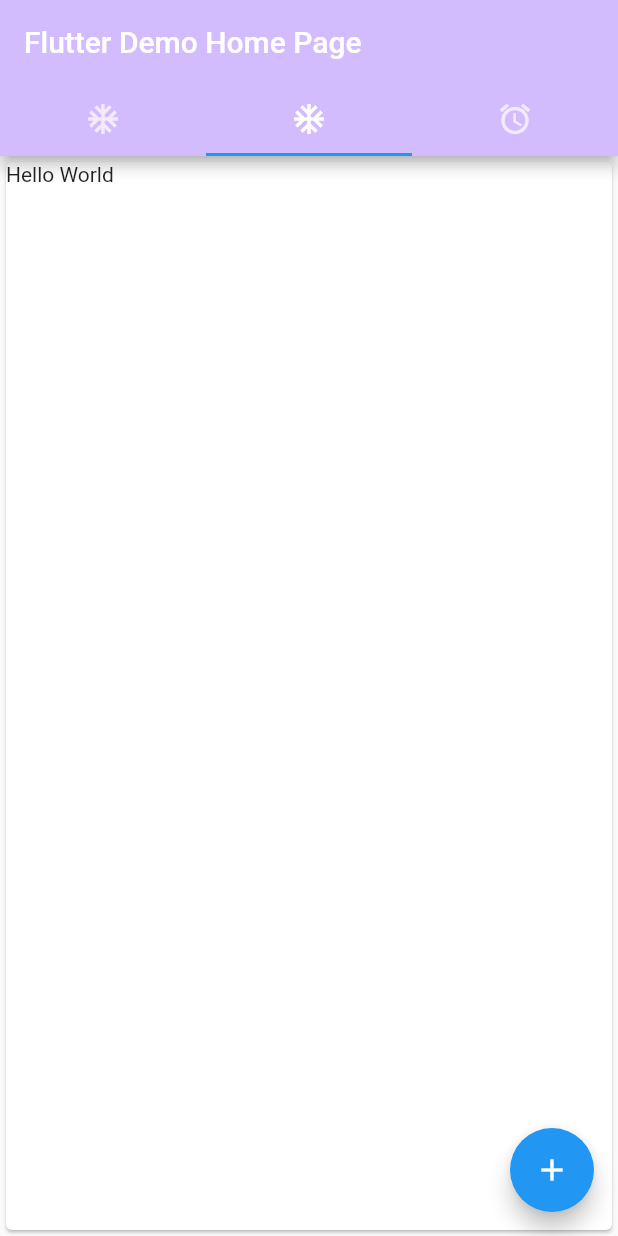
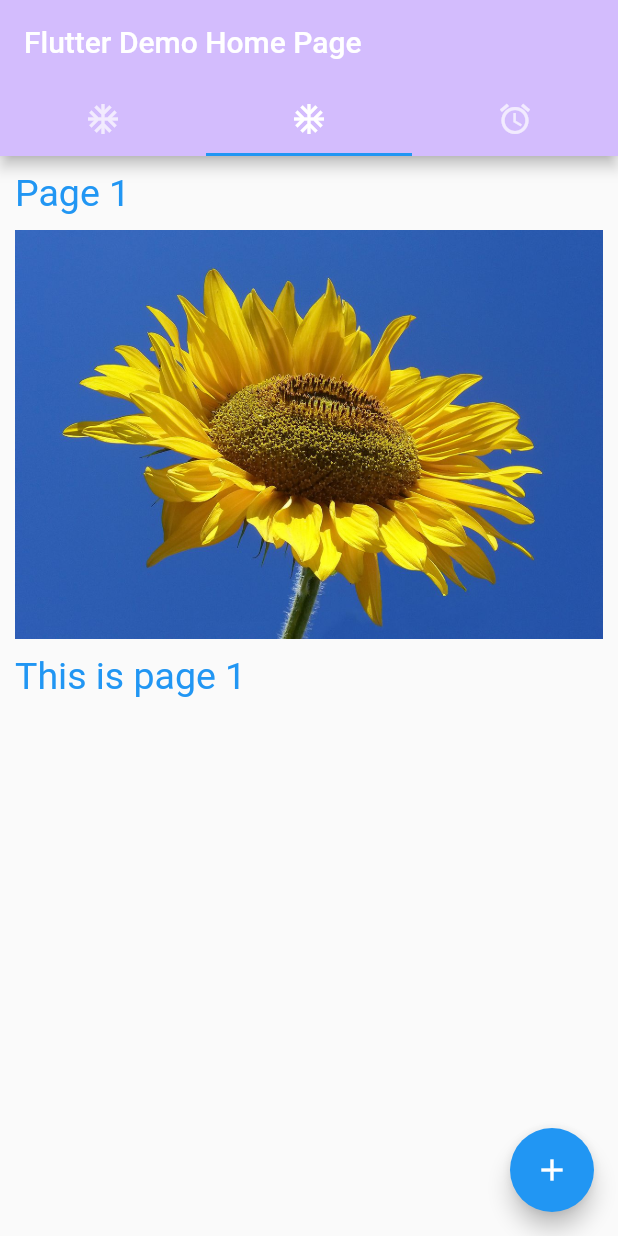
Before and after one commit to fanetech/flutter_three, a Flutter app: the screen it shows after launch, tab 2 chosen, on a phone screen of 412 x 824 dp. Run offline on Flutter 3.47's test engine with Material 2 defaults, Android fonts, the phone set to English and light mode, and no system bars.

```diff
--- a/lib/main.dart
+++ b/lib/main.dart
@@ -14,21 +14,6 @@ class MyApp extends StatelessWidget {
     return MaterialApp(
       title: 'Flutter Demo',
       theme: ThemeData(
-        // This is the theme of your application.
-        //
-        // TRY THIS: Try running your application with "flutter run". You'll see
-        // the application has a blue toolbar. Then, without quitting the app,
-        // try changing the seedColor in the colorScheme below to Colors.green
-        // and then invoke "hot reload" (save your changes or press the "hot
-        // reload" button in a Flutter-supported IDE, or press "r" if you used
-        // the command line to start the app).
-        //
-        // Notice that the counter didn't reset back to zero; the application
-        // state is not lost during the reload. To reset the state, use hot
-        // restart instead.
-        //
-        // This works for code too, not just values: Most code changes can be
-        // tested with just a hot reload.
         colorScheme: ColorScheme.fromSeed(seedColor: Colors.deepPurple),
         useMaterial3: true,
       ),
@@ -39,15 +24,6 @@ class MyApp extends StatelessWidget {
 
 class MyHomePage extends StatefulWidget {
   const MyHomePage({super.key, required this.title});
-
-  // This widget is the home page of your application. It is stateful, meaning
-  // that it has a State object (defined below) that contains fields that affect
-  // how it looks.
-
-  // This class is the configuration for the state. It holds the values (in this
-  // case the title) provided by the parent (in this case the App widget) and
-  // used by the build method of the State. Fields in a Widget subclass are
-  // always marked "final".
 
   final String title;
 
@@ -60,23 +36,12 @@ class _MyHomePageState extends State<MyHomePage> {
 
   void _incrementCounter() {
     setState(() {
-      // This call to setState tells the Flutter framework that something has
-      // changed in this State, which causes it to rerun the build method below
-      // so that the display can reflect the updated values. If we changed
-      // _counter without calling setState(), then the build method would not be
-      // called again, and so nothing would appear to happen.
       _counter++;
     });
   }
 
   @override
   Widget build(BuildContext context) {
-    // This method is rerun every time setState is called, for instance as done
-    // by the _incrementCounter method above.
-    //
-    // The Flutter framework has been optimized to make rerunning build methods
-    // fast, so that you can just rebuild anything that needs updating rather
-    // than having to individually change instances of widgets.
     return MaterialApp(
       home: DefaultTabController(
         length: 3,
@@ -101,8 +66,10 @@ class _MyHomePageState extends State<MyHomePage> {
               Card(
                   child:
                       Image.asset('images/test.jpg', height: 100, width: 100)),
-              Card(
-                child: Text('Hello World'),
+              PageView.builder(
+                itemBuilder: (BuildContext buildcontext, int index) =>
+                    PageWidget(pageinfo: pages[index]),
+                itemCount: pages.length,
               ),
               Card(
                   child:
@@ -120,3 +87,63 @@ class _MyHomePageState extends State<MyHomePage> {
     );
   }
 }
+
+class Pageinfo {
+  final String title;
+  final String description;
+  final String image;
+
+  Pageinfo(this.title, this.description, this.image);
+}
+
+final List<Pageinfo> pages = [
+  Pageinfo('Page 1', 'This is page 1', 'images/test.jpg'),
+  Pageinfo('Page 2', 'This is page 2', 'images/test.jpg'),
+  Pageinfo('Page 3', 'This is page 3', 'images/test.jpg'),
+  Pageinfo('Page 4', 'This is page 4', 'images/test.jpg'),
+  Pageinfo('Page 5', 'This is page 5', 'images/test.jpg'),
+  Pageinfo('Page 6', 'This is page 6', 'images/test.jpg'),
+  Pageinfo('Page 7', 'This is page 7', 'images/test.jpg'),
+  Pageinfo('Page 8', 'This is page 8', 'images/test.jpg'),
+  Pageinfo('Page 9', 'This is page 9', 'images/test.jpg')
+];
+
+class PageWidget extends StatefulWidget {
+  final Pageinfo pageinfo;
+
+  const PageWidget({super.key, required this.pageinfo});
+
+  @override
+  State<PageWidget> createState() => _PageWidgetState();
+}
+
+class _PageWidgetState extends State<PageWidget> {
+  @override
+  Widget build(BuildContext context) {
+    return Padding(
+      padding: EdgeInsets.all(10),
+      child: ListView(
+        children: [
+          Row(
+            children: [
+              Text(
+                widget.pageinfo.title,
+                style: TextStyle(color: Colors.blue, fontSize: 25),
+              )
+            ],
+          ),
+          SizedBox(height: 10),
+          Image.asset(
+            widget.pageinfo.image,
+            fit: BoxFit.cover,
+          ),
+          SizedBox(height: 10),
+          Text(
+            widget.pageinfo.description,
+            style: TextStyle(color: Colors.blue, fontSize: 25),
+          )
+        ],
+      ),
+    );
+  }
+}
```
Also changed, not shown: lib/widgets/listViewMultiple.dart (added).
